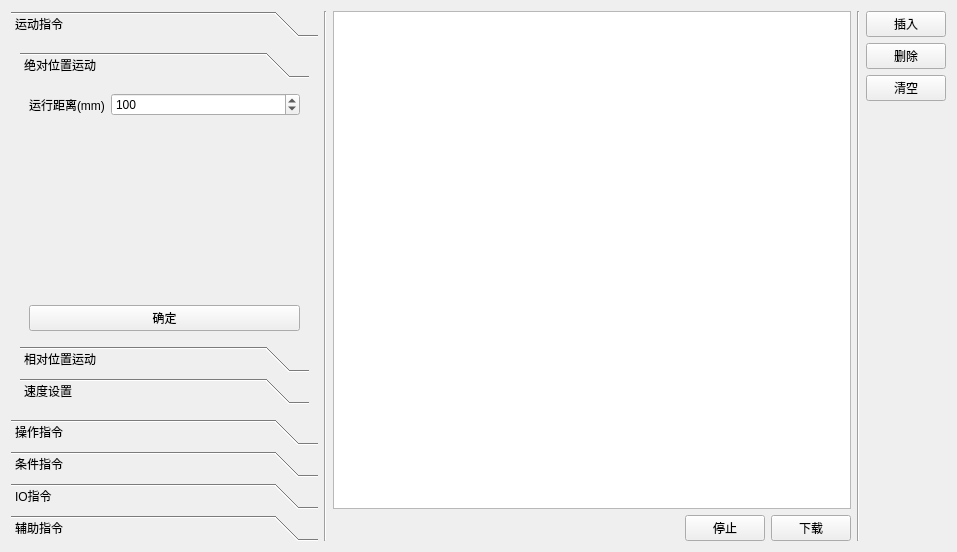
eeyoo/step-servo-tuner, file src/form.ui: the form before one commit.
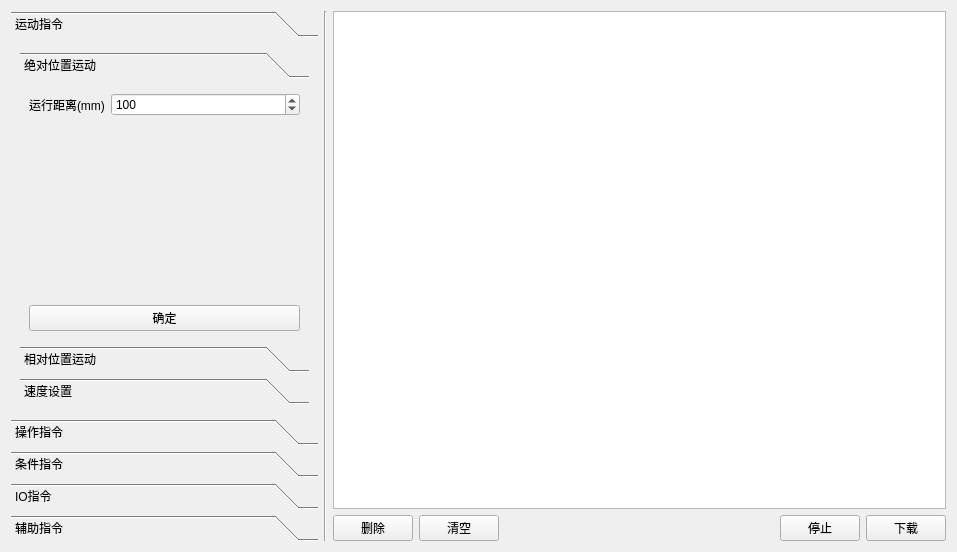
The form after the commit.

Patch:
```diff
--- a/src/form.ui
+++ b/src/form.ui
@@ -13,7 +13,7 @@
   <property name="windowTitle">
    <string>Form</string>
   </property>
-  <layout class="QHBoxLayout" name="horizontalLayout_19" stretch="1,0,2">
+  <layout class="QHBoxLayout" name="horizontalLayout_6" stretch="1,0,2">
    <item>
     <widget class="QToolBox" name="parentToolBox">
      <property name="currentIndex">
@@ -931,8 +931,6 @@
     </widget>
    </item>
    <item>
-    <layout class="QHBoxLayout" name="horizontalLayout_6">
-     <item>
       <layout class="QVBoxLayout" name="verticalLayout_17">
        <item>
         <widget class="QTableView" name="tableView">
@@ -952,6 +950,20 @@
        </item>
        <item>
         <layout class="QHBoxLayout" name="horizontalLayout">
+       <item>
+        <widget class="QPushButton" name="deleteBtn">
+         <property name="text">
+          <string>删除</string>
+         </property>
+        </widget>
+       </item>
+       <item>
+        <widget class="QPushButton" name="clearBtn">
+         <property name="text">
+          <string>清空</string>
+         </property>
+        </widget>
+       </item>
          <item>
           <spacer name="horizontalSpacer">
            <property name="orientation">
@@ -978,53 +990,6 @@
             <string>下载</string>
            </property>
           </widget>
-         </item>
-        </layout>
-       </item>
-      </layout>
-     </item>
-     <item>
-      <widget class="Line" name="line">
-       <property name="orientation">
-        <enum>Qt::Vertical</enum>
-       </property>
-      </widget>
-     </item>
-     <item>
-      <layout class="QVBoxLayout" name="verticalLayout_5">
-       <item>
-        <widget class="QPushButton" name="insertBtn">
-         <property name="text">
-          <string>插入</string>
-         </property>
-        </widget>
-       </item>
-       <item>
-        <widget class="QPushButton" name="deleteBtn">
-         <property name="text">
-          <string>删除</string>
-         </property>
-        </widget>
-       </item>
-       <item>
-        <widget class="QPushButton" name="clearBtn">
-         <property name="text">
-          <string>清空</string>
-         </property>
-        </widget>
-       </item>
-       <item>
-        <spacer name="verticalSpacer_11">
-         <property name="orientation">
-          <enum>Qt::Vertical</enum>
-         </property>
-         <property name="sizeHint" stdset="0">
-          <size>
-           <width>20</width>
-           <height>40</height>
-          </size>
-         </property>
-        </spacer>
        </item>
       </layout>
      </item>
```
Lines whose indentation alone changed are shown as unchanged.
